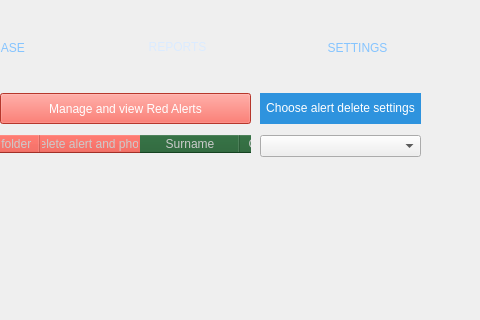
The window that LeonCam/MainApp.ui (kazimierczak-robert/LeonCam) describes before a commit, drawn with Qt 5; both pictures show x 320 to 800 and y 0 to 320 of the 800 by 600 pixel window.
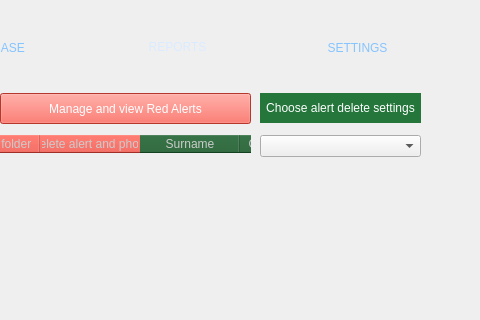
The same window after the commit. Icons and pictures are not drawn.

Patch:
```diff
--- a/LeonCam/MainApp.ui
+++ b/LeonCam/MainApp.ui
@@ -633,12 +633,12 @@
         <x>550</x>
         <y>30</y>
         <width>161</width>
-        <height>31</height>
+        <height>30</height>
        </rect>
       </property>
       <property name="styleSheet">
        <string notr="true">color: rgb(255, 255, 255);
-background-color: rgb(46, 147, 222);</string>
+background-color:rgb(36, 118, 59)</string>
       </property>
       <property name="text">
        <string>&lt;html&gt;&lt;head/&gt;&lt;body&gt;&lt;p align=&quot;center&quot;&gt;Choose alert delete settings&lt;/p&gt;&lt;/body&gt;&lt;/html&gt;</string>
```
Left out of the diff: 4 changed lines with no effect on the pictures.
